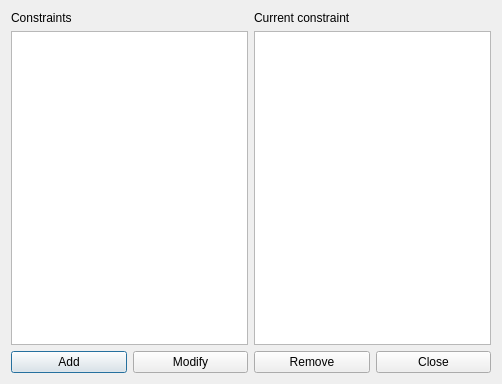
This is src/interface/constraintbreaktimesform_template.ui in karandit/fet as Qt 5 draws it before an edit. The edited form follows.
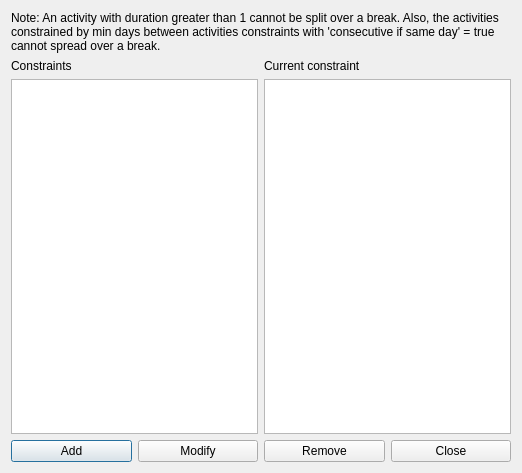
This is the edited form.

The edit to the form file:
```diff
--- a/src/interface/constraintbreaktimesform_template.ui
+++ b/src/interface/constraintbreaktimesform_template.ui
@@ -6,15 +6,31 @@
    <rect>
     <x>0</x>
     <y>0</y>
-    <width>502</width>
-    <height>384</height>
+    <width>522</width>
+    <height>473</height>
    </rect>
   </property>
   <property name="windowTitle">
    <string extracomment="This is the title of the dialog to see the list of all constraints of this type">Constraints break times</string>
   </property>
   <layout class="QGridLayout" name="gridLayout">
-   <item row="0" column="0">
+   <item row="0" column="0" colspan="2">
+    <widget class="QLabel" name="textLabel1">
+     <property name="sizePolicy">
+      <sizepolicy hsizetype="Minimum" vsizetype="Minimum">
+       <horstretch>0</horstretch>
+       <verstretch>0</verstretch>
+      </sizepolicy>
+     </property>
+     <property name="text">
+      <string>Note: An activity with duration greater than 1 cannot be split over a break. Also, the activities constrained by min days between activities constraints with 'consecutive if same day' = true cannot spread over a break.</string>
+     </property>
+     <property name="wordWrap">
+      <bool>true</bool>
+     </property>
+    </widget>
+   </item>
+   <item row="1" column="0">
     <layout class="QVBoxLayout" name="verticalLayout">
      <item>
       <widget class="QLabel" name="constraintsTextLabel">
@@ -37,7 +53,7 @@
      </item>
     </layout>
    </item>
-   <item row="0" column="1">
+   <item row="1" column="1">
     <layout class="QVBoxLayout" name="verticalLayout_2">
      <item>
       <widget class="QLabel" name="currentConstraintTextLabel">
@@ -54,7 +70,7 @@
      </item>
     </layout>
    </item>
-   <item row="1" column="0" colspan="2">
+   <item row="2" column="0" colspan="2">
     <layout class="QHBoxLayout" name="horizontalLayout">
      <item>
       <widget class="QPushButton" name="addConstraintPushButton">
```
